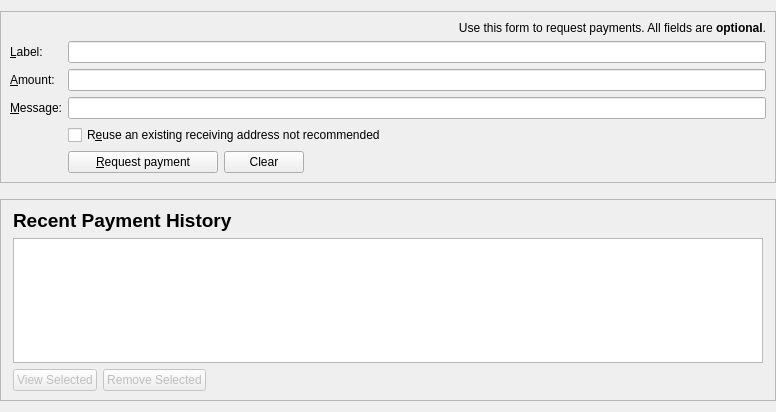
First picture: the form in src/qt/forms/receivecoinsdialog.ui, repository WorldExchange/DWE, before the edit.
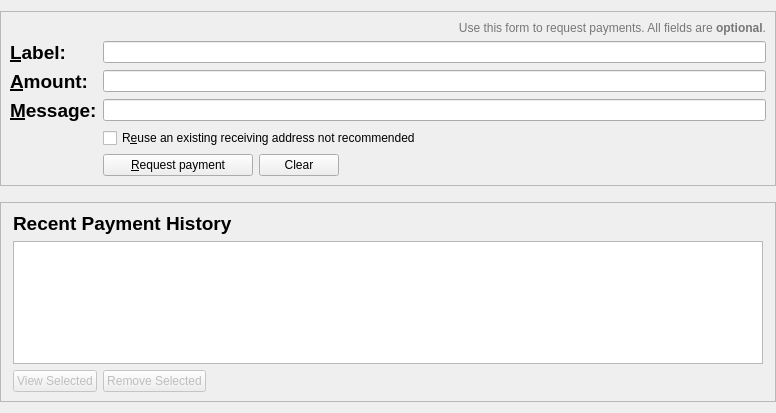
Second picture: the form after the edit. Icons and pictures are not drawn. Custom widgets are drawn as their Qt base class.

Commit message: Receive page style

```diff
--- a/src/qt/forms/receivecoinsdialog.ui
+++ b/src/qt/forms/receivecoinsdialog.ui
@@ -7,7 +7,7 @@
     <x>0</x>
     <y>0</y>
     <width>776</width>
-    <height>412</height>
+    <height>413</height>
    </rect>
   </property>
   <layout class="QVBoxLayout" name="verticalLayout" stretch="0,0,1">
@@ -53,6 +53,13 @@
         </item>
         <item row="6" column="0">
          <widget class="QLabel" name="label_3">
+          <property name="font">
+           <font>
+            <pointsize>14</pointsize>
+            <weight>75</weight>
+            <bold>true</bold>
+           </font>
+          </property>
           <property name="toolTip">
            <string>An optional message to attach to the payment request, which will be displayed when the request is opened. Note: The message will not be sent with the payment over the DWE network.</string>
           </property>
@@ -72,6 +79,9 @@
           <property name="toolTip">
            <string>An optional label to associate with the new receiving address.</string>
           </property>
+          <property name="styleSheet">
+           <string notr="true">color: #777;</string>
+          </property>
          </widget>
         </item>
         <item row="6" column="2">
@@ -79,10 +89,16 @@
           <property name="toolTip">
            <string>An optional message to attach to the payment request, which will be displayed when the request is opened.&lt;br&gt;Note: The message will not be sent with the payment over the DWE network.</string>
           </property>
+          <property name="styleSheet">
+           <string notr="true">color: #777;</string>
+          </property>
          </widget>
         </item>
         <item row="2" column="2">
          <widget class="QLabel" name="label_5">
+          <property name="styleSheet">
+           <string notr="true">color: #777;</string>
+          </property>
           <property name="text">
            <string>Use this form to request payments. All fields are &lt;b&gt;optional&lt;/b&gt;.</string>
           </property>
@@ -93,6 +109,13 @@
         </item>
         <item row="4" column="0">
          <widget class="QLabel" name="label_2">
+          <property name="font">
+           <font>
+            <pointsize>14</pointsize>
+            <weight>75</weight>
+            <bold>true</bold>
+           </font>
+          </property>
           <property name="toolTip">
            <string>An optional label to associate with the new receiving address.</string>
           </property>
@@ -109,6 +132,13 @@
         </item>
         <item row="5" column="0">
          <widget class="QLabel" name="label">
+          <property name="font">
+           <font>
+            <pointsize>14</pointsize>
+            <weight>75</weight>
+            <bold>true</bold>
+           </font>
+          </property>
           <property name="toolTip">
            <string>An optional amount to request. Leave this empty or zero to not request a specific amount.</string>
           </property>
@@ -134,6 +164,9 @@
           <property name="toolTip">
            <string>An optional amount to request. Leave this empty or zero to not request a specific amount.</string>
           </property>
+          <property name="styleSheet">
+           <string notr="true">color: #777;</string>
+          </property>
          </widget>
         </item>
         <item row="8" column="2">
@@ -298,6 +331,9 @@
         <property name="tabKeyNavigation">
          <bool>false</bool>
         </property>
+        <property name="showGrid">
+         <bool>false</bool>
+        </property>
         <property name="sortingEnabled">
          <bool>false</bool>
         </property>
```
The commit also changes 1 other file.
